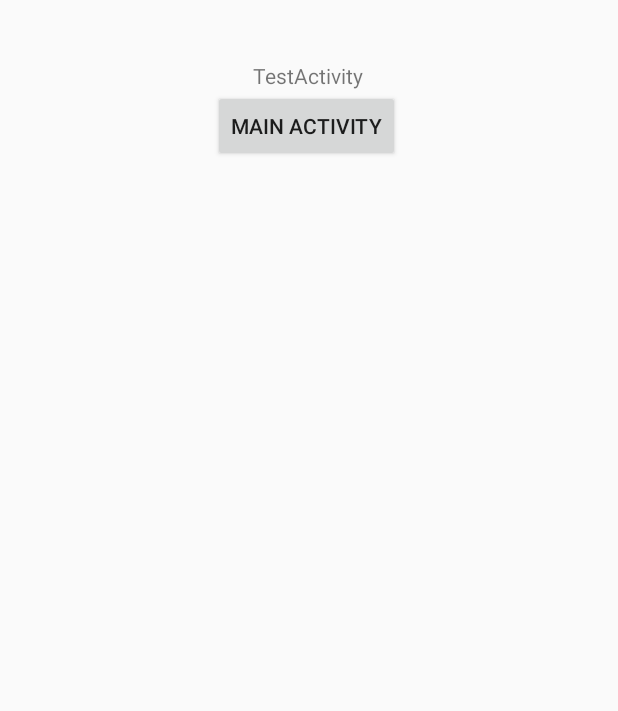
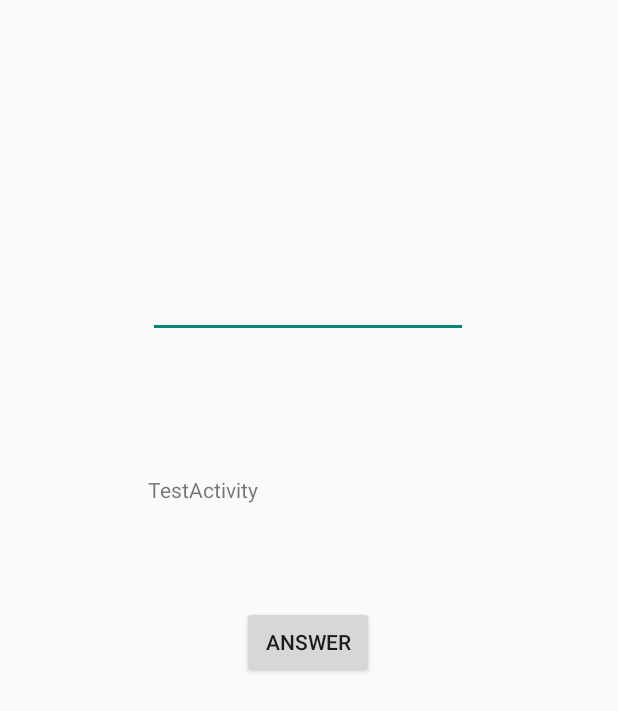
Before and after one commit to arhpov035/android_lesson, an Android app: the layout activity_test.xml on its own in the app's theme, with its tools: preview values and no code run, on a phone screen of 412 x 824 dp. Shown: the top 711 px of the screen. Run offline under Robolectric (Android 15) with nearby library versions, the phone set to English and light mode, and no system bars.

Commit message:
Урок 17 передача данных между Activity с помощью Intent и принятие отправленные данные с помощью метода Activity onActivityResult.

```diff
--- a/app/src/main/AndroidManifest.xml
+++ b/app/src/main/AndroidManifest.xml
@@ -10,7 +10,7 @@
         android:supportsRtl="true"
         android:theme="@style/Theme.Android">
         <activity
-            android:name=".TestActivity"
+            android:name=".MainActivity"
             android:exported="true">
             <intent-filter>
                 <action android:name="android.intent.action.MAIN" />
@@ -19,11 +19,10 @@
             </intent-filter>
         </activity>
         <activity
-            android:name=".MainActivity"
+            android:name=".TestActivity"
             android:exported="true">
 
         </activity>
-        <activity android:name=".TestActivityManually" />
     </application>
 
 </manifest>
--- a/app/src/main/res/layout/activity_test.xml
+++ b/app/src/main/res/layout/activity_test.xml
@@ -8,27 +8,38 @@
     tools:context=".TestActivity">
 
     <TextView
-        android:id="@+id/textView4"
-        android:layout_width="wrap_content"
+        android:id="@+id/tvMessage"
+        android:layout_width="0dp"
         android:layout_height="wrap_content"
-        android:layout_marginTop="16dp"
         android:text="TestActivity"
         app:layout_constraintBottom_toBottomOf="parent"
-        app:layout_constraintEnd_toEndOf="parent"
+        app:layout_constraintEnd_toEndOf="@+id/edName"
         app:layout_constraintHorizontal_bias="0.498"
-        app:layout_constraintStart_toStartOf="parent"
-        app:layout_constraintTop_toTopOf="parent"
-        app:layout_constraintVertical_bias="0.031" />
+        app:layout_constraintStart_toStartOf="@+id/edName"
+        app:layout_constraintTop_toBottomOf="@+id/edName"
+        app:layout_constraintVertical_bias="0.158" />
 
     <Button
         android:id="@+id/button"
         android:layout_width="wrap_content"
         android:layout_height="wrap_content"
-        android:onClick="onClickGoMain"
-        android:text="Main Activity"
-        app:layout_constraintEnd_toEndOf="@+id/textView4"
-        app:layout_constraintHorizontal_bias="0.529"
-        app:layout_constraintStart_toStartOf="@+id/textView4"
-        app:layout_constraintTop_toBottomOf="@+id/textView4" />
+        android:layout_marginTop="68dp"
+        android:onClick="onClickBack"
+        android:text="Answer"
+        app:layout_constraintEnd_toEndOf="@+id/tvMessage"
+        app:layout_constraintStart_toStartOf="@+id/tvMessage"
+        app:layout_constraintTop_toBottomOf="@+id/tvMessage" />
+
+    <EditText
+        android:id="@+id/edName"
+        android:layout_width="wrap_content"
+        android:layout_height="wrap_content"
+        android:layout_marginTop="180dp"
+        android:ems="10"
+        android:inputType="textPersonName"
+        app:layout_constraintEnd_toEndOf="parent"
+        app:layout_constraintHorizontal_bias="0.497"
+        app:layout_constraintStart_toStartOf="parent"
+        app:layout_constraintTop_toTopOf="parent" />
 
 </androidx.constraintlayout.widget.ConstraintLayout>
```
Also changed, not shown: app/src/main/java/com/example/android/MainActivity.kt (+11 -6 lines), app/src/main/java/com/example/android/TestActivity.kt (+12 -8 lines), app/src/main/java/com/example/android/TestActivityManually.kt (deleted, +0 -18 lines), app/src/main/res/layout/activity_main.xml (+14 -13 lines), app/src/main/res/layout/activity_manually.xml (deleted, +0 -26 lines).
